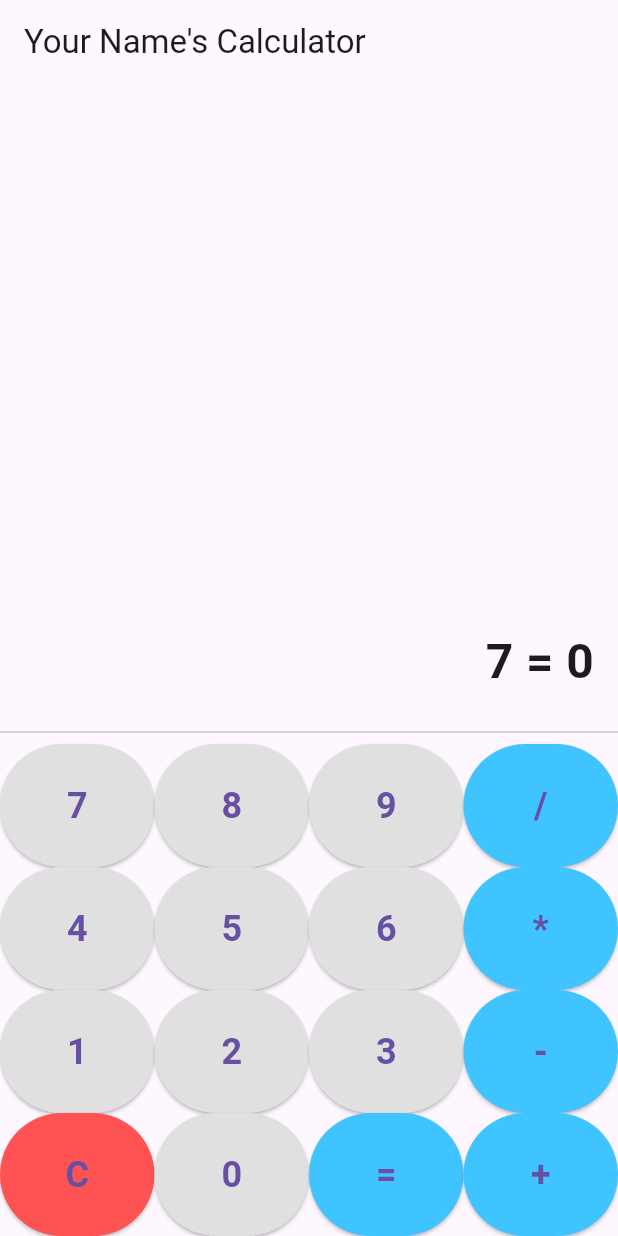
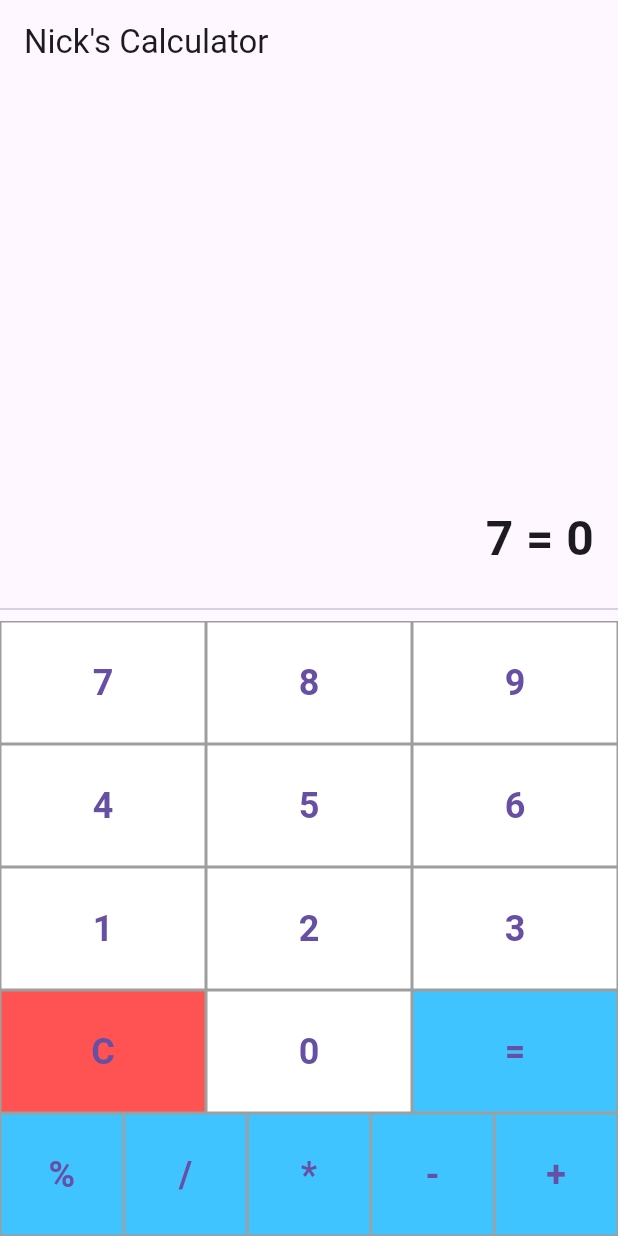
Before and after one commit to NickURI/flutter_calculator, a Flutter app: the screen it shows after launch, after a tap on an icon or button, on a phone screen of 412 x 824 dp. Run offline on Flutter 3.47's test engine with Material 3 defaults, Android fonts, the phone set to English and light mode, and no system bars; missing offline and left inert: expressions.

Commit message:
Added Modulo button and changed button styles

```diff
--- a/lib/main.dart
+++ b/lib/main.dart
@@ -11,7 +11,7 @@ class MyApp extends StatelessWidget {
   @override
   Widget build(BuildContext context) {
     return MaterialApp(
-      title: 'Nick\'s Calculator', // Title of the app
+      title: 'Nick\'s Calculator',
       theme: ThemeData(
         primarySwatch: Colors.blue,
       ),
@@ -34,19 +34,15 @@ class _MyHomePageState extends State<MyHomePage> {
   void _onPressed(String value) {
     setState(() {
       if (value == 'C') {
-        // Clear functionality
         input = '';
         result = '0';
       } else if (value == '=') {
-        // Evaluate expression
         try {
           final expression = Expression.parse(input);
           final evaluator = const ExpressionEvaluator();
           var evalResult = evaluator.eval(expression, {});
-
-          // Handle division by zero
           if (evalResult.toString() == 'Infinity' || evalResult.toString() == '-Infinity') {
-            result = 'Error'; // Show Error for division by zero
+            result = 'Error'; // Handle division by zero
           } else {
             result = evalResult.toString();
           }
@@ -54,22 +50,26 @@ class _MyHomePageState extends State<MyHomePage> {
           result = 'Error'; // Handle invalid expression
         }
       } else {
-        input += value; // Append the input
+        input += value;
       }
     });
   }
 
   Widget buildButton(String value, {Color? color}) {
     return Expanded(
-      child: ElevatedButton(
-        style: ElevatedButton.styleFrom(
+      child: OutlinedButton(
+        style: OutlinedButton.styleFrom(
           padding: const EdgeInsets.all(24),
-          backgroundColor: color ?? Colors.grey[300],
+          shape: RoundedRectangleBorder(
+            borderRadius: BorderRadius.circular(0), // Rectangular shape
+          ),
+          side: const BorderSide(color: Colors.grey), // Outline/stroke color
+          backgroundColor: color ?? Colors.white, // Background color of buttons
         ),
         onPressed: () => _onPressed(value),
         child: Text(
           value,
-          style: const TextStyle(fontSize: 24, fontWeight: FontWeight.bold), // Bold and more visible text
+          style: const TextStyle(fontSize: 24, fontWeight: FontWeight.bold),
         ),
       ),
     );
@@ -79,7 +79,7 @@ class _MyHomePageState extends State<MyHomePage> {
   Widget build(BuildContext context) {
     return Scaffold(
       appBar: AppBar(
-        title: const Text('Your Name\'s Calculator'), // Title on the calculator screen
+        title: const Text('Nick\'s Calculator'),
       ),
       body: Column(
         children: [
@@ -88,7 +88,7 @@ class _MyHomePageState extends State<MyHomePage> {
               padding: const EdgeInsets.all(16),
               alignment: Alignment.bottomRight,
               child: Text(
-                '$input = $result', // Display the input expression and result
+                '$input = $result',
                 style: const TextStyle(fontSize: 32, fontWeight: FontWeight.bold),
               ),
             ),
@@ -101,7 +101,6 @@ class _MyHomePageState extends State<MyHomePage> {
                   buildButton('7'),
                   buildButton('8'),
                   buildButton('9'),
-                  buildButton('/', color: Colors.lightBlueAccent), // Operation button
                 ],
               ),
               Row(
@@ -109,7 +108,6 @@ class _MyHomePageState extends State<MyHomePage> {
                   buildButton('4'),
                   buildButton('5'),
                   buildButton('6'),
-                  buildButton('*', color: Colors.lightBlueAccent), // Operation button
                 ],
               ),
               Row(
@@ -117,15 +115,22 @@ class _MyHomePageState extends State<MyHomePage> {
                   buildButton('1'),
                   buildButton('2'),
                   buildButton('3'),
-                  buildButton('-', color: Colors.lightBlueAccent), // Operation button
                 ],
               ),
               Row(
                 children: [
-                  buildButton('C', color: Colors.redAccent), // Clear button on the bottom left
+                  buildButton('C', color: Colors.redAccent),
                   buildButton('0'),
-                  buildButton('=', color: Colors.lightBlueAccent), // Equals button on the bottom right
-                  buildButton('+', color: Colors.lightBlueAccent), // Operation button
+                  buildButton('=', color: Colors.lightBlueAccent),
+                ],
+              ),
+              Row(
+                children: [
+                  buildButton('%', color: Colors.lightBlueAccent),
+                  buildButton('/', color: Colors.lightBlueAccent),
+                  buildButton('*', color: Colors.lightBlueAccent),
+                  buildButton('-', color: Colors.lightBlueAccent),
+                  buildButton('+', color: Colors.lightBlueAccent),
                 ],
               ),
             ],
```
